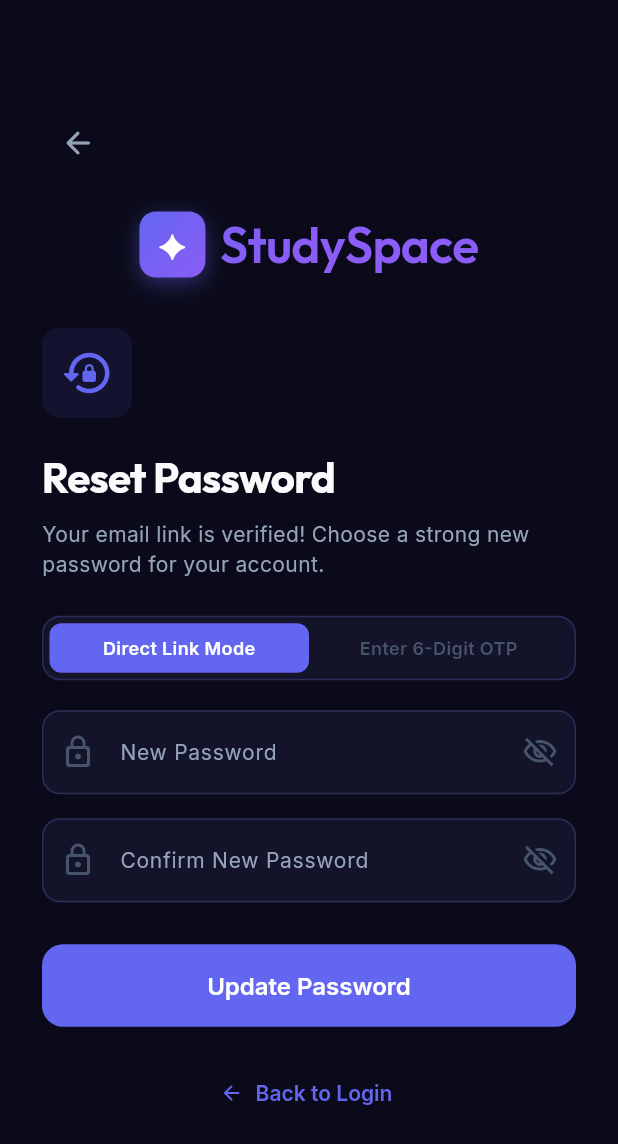
After one commit to Aryan15-r/student-workspace, a Flutter app: the ResetPasswordPage screen opened by its route, on a phone screen of 412 x 824 dp. The commit adds this screen. Shown: the top 1144 px of the screen. Run offline on Flutter 3.47's test engine with Material 3 defaults, Android fonts, the phone set to English and light mode, and no system bars; drawn by our look-alikes of flutter_animate; our stand-ins replace file_picker, flutter_dotenv, flutter_markdown, go_router, google_fonts, math_expressions and 2 more; missing offline and left inert: dart:html, markdown; accounts and stored records are empty.

Commit message:
feat(auth): add dedicated reset-password page with 6-digit OTP verification and recovery redirect

```diff
--- a/lib/app/router.dart
+++ b/lib/app/router.dart
@@ -5,6 +5,7 @@ import '../features/auth/presentation/pages/landing_page.dart';
 import '../features/auth/presentation/pages/login_page.dart';
 import '../features/auth/presentation/pages/signup_page.dart';
 import '../features/auth/presentation/pages/forgot_password_page.dart';
+import '../features/auth/presentation/pages/reset_password_page.dart';
 import '../features/auth/presentation/pages/otp_verification_page.dart';
 import '../features/dashboard/presentation/pages/dashboard_page.dart';
 import '../features/todo/presentation/pages/todo_page.dart';
@@ -46,20 +47,27 @@ class AppRouter {
 
     final isAuth      = authProvider.isAuthenticated;
     final isGuest     = authProvider.isGuest;
+    final isRecovery  = authProvider.isPasswordRecovery;
     final location    = state.matchedLocation;
+
+    // Password recovery flow takes highest priority
+    if (isRecovery && location != '/reset-password') {
+      return '/reset-password';
+    }
 
     // Pages that don't require login
     final isPublicPage = location == '/' ||
         location == '/login' ||
         location == '/signup' ||
         location == '/forgot-password' ||
+        location == '/reset-password' ||
         location.startsWith('/verify-otp');
 
     // Not logged in and not in guest mode, trying to access a protected page → go to landing
     if (!isAuth && !isGuest && !isPublicPage) return '/';
 
     // Already logged in (authenticated) and trying to visit landing/login/signup → go to dashboard
-    if (isAuth && (location == '/' || location == '/login' || location == '/signup')) return '/dashboard';
+    if (isAuth && !isRecovery && (location == '/' || location == '/login' || location == '/signup')) return '/dashboard';
 
     // No redirect needed
     return null;
@@ -74,6 +82,12 @@ class AppRouter {
     GoRoute(
       path: '/forgot-password',
       builder: (context, state) => ForgotPasswordPage(
+        initialEmail: state.extra as String? ?? (state.uri.queryParameters['email'] ?? ''),
+      ),
+    ),
+    GoRoute(
+      path: '/reset-password',
+      builder: (context, state) => ResetPasswordPage(
         initialEmail: state.extra as String? ?? (state.uri.queryParameters['email'] ?? ''),
       ),
     ),
--- /dev/null
+++ b/lib/features/auth/presentation/pages/reset_password_page.dart
@@ -0,0 +1,389 @@
+import 'package:flutter/material.dart';
+import 'package:flutter_animate/flutter_animate.dart';
+import 'package:go_router/go_router.dart';
+import 'package:provider/provider.dart';
+import '../../providers/auth_provider.dart';
+import '../../../../app/theme/app_colors.dart';
+import '../../../../app/theme/app_text_styles.dart';
+import '../../../../shared/widgets/app_logo.dart';
+
+/// Route: /reset-password
+class ResetPasswordPage extends StatefulWidget {
+  final String? initialEmail;
+
+  const ResetPasswordPage({super.key, this.initialEmail});
+
+  @override
+  State<ResetPasswordPage> createState() => _ResetPasswordPageState();
+}
+
+class _ResetPasswordPageState extends State<ResetPasswordPage> {
+  final _formKey = GlobalKey<FormState>();
+
+  late final TextEditingController _emailCtrl;
+  final _otpCtrl = TextEditingController();
+  final _newPasswordCtrl = TextEditingController();
+  final _confirmPasswordCtrl = TextEditingController();
+
+  bool _obscureNewPassword = true;
+  bool _obscureConfirmPassword = true;
+  bool _isSuccess = false;
+  bool _useOtpMode = true;
+
+  @override
+  void initState() {
+    super.initState();
+    _emailCtrl = TextEditingController(text: widget.initialEmail ?? '');
+
+    // Check if user already has an active recovery session
+    WidgetsBinding.instance.addPostFrameCallback((_) {
+      final auth = context.read<AuthProvider>();
+      if (auth.isPasswordRecovery || (auth.isAuthenticated && !auth.isGuest)) {
+        setState(() => _useOtpMode = false);
+      }
+    });
+  }
+
+  @override
+  void dispose() {
+    _emailCtrl.dispose();
+    _otpCtrl.dispose();
+    _newPasswordCtrl.dispose();
+    _confirmPasswordCtrl.dispose();
+    super.dispose();
+  }
+
+  Future<void> _submitReset() async {
+    if (!_formKey.currentState!.validate()) return;
+
+    final auth = context.read<AuthProvider>();
+    final newPassword = _newPasswordCtrl.text.trim();
+    bool success = false;
+
+    if (_useOtpMode) {
+      final email = _emailCtrl.text.trim();
+      final otp = _otpCtrl.text.trim();
+      success = await auth.resetPasswordWithOtp(
+        email: email,
+        token: otp,
+        newPassword: newPassword,
+      );
+    } else {
+      success = await auth.updatePassword(newPassword);
+    }
+
+    if (!mounted) return;
+
+    if (success) {
+      auth.clearPasswordRecovery();
+      setState(() => _isSuccess = true);
+    } else {
+      ScaffoldMessenger.of(context).showSnackBar(
+        SnackBar(
+          content: Text(auth.error ?? 'Failed to update password. Please verify your OTP code.'),
+          backgroundColor: AppColors.error,
+          behavior: SnackBarBehavior.floating,
+        ),
+      );
+    }
+  }
+
+  @override
+  Widget build(BuildContext context) {
+    final auth = context.watch<AuthProvider>();
+
+    return Scaffold(
+      backgroundColor: AppColors.background,
+      body: SafeArea(
+        child: Center(
+          child: SingleChildScrollView(
+            padding: const EdgeInsets.all(28),
+            child: ConstrainedBox(
+              constraints: const BoxConstraints(maxWidth: 440),
+              child: _isSuccess ? _buildSuccessView(auth) : _buildFormView(auth),
+            ),
+          ),
+        ),
+      ),
+    );
+  }
+
+  Widget _buildFormView(AuthProvider auth) {
+    return Column(
+      crossAxisAlignment: CrossAxisAlignment.start,
+      children: [
+        IconButton(
+          onPressed: () {
+            auth.clearPasswordRecovery();
+            context.go('/login');
+          },
+          icon: const Icon(Icons.arrow_back_rounded, color: AppColors.textSecondary),
+          padding: EdgeInsets.zero,
+        ),
+        const SizedBox(height: 20),
+        const Center(child: AppLogo(size: 44, horizontal: true))
+            .animate().fadeIn(duration: 400.ms),
+        const SizedBox(height: 32),
+        Container(
+          padding: const EdgeInsets.all(12),
+          decoration: BoxDecoration(
+            color: AppColors.primary.withValues(alpha: 0.1),
+            borderRadius: BorderRadius.circular(12),
+          ),
+          child: const Icon(Icons.lock_reset_rounded, color: AppColors.primary, size: 36),
+        ).animate().fadeIn().scale(),
+        const SizedBox(height: 20),
+        Text('Reset Password', style: AppTextStyles.headlineLarge)
+            .animate().fadeIn(delay: 100.ms),
+        const SizedBox(height: 8),
+        Text(
+          _useOtpMode
+              ? 'Enter the verification OTP code sent to your email and choose a new password.'
+              : 'Your email link is verified! Choose a strong new password for your account.',
+          style: AppTextStyles.bodyMedium.copyWith(color: AppColors.textSecondary, height: 1.4),
+        ).animate().fadeIn(delay: 200.ms),
+        const SizedBox(height: 24),
+
+        // Mode switch pill if session detected
+        if (auth.isPasswordRecovery || auth.isAuthenticated)
+          Container(
+            margin: const EdgeInsets.only(bottom: 20),
+            padding: const EdgeInsets.all(4),
+            decoration: BoxDecoration(
+              color: AppColors.surface,
+              borderRadius: BorderRadius.circular(12),
+              border: Border.all(color: AppColors.border),
+            ),
+            child: Row(
+              children: [
+                Expanded(
+                  child: GestureDetector(
+                    onTap: () => setState(() => _useOtpMode = false),
+                    child: Container(
+                      padding: const EdgeInsets.symmetric(vertical: 8),
+                      decoration: BoxDecoration(
+                        color: !_useOtpMode ? AppColors.primary : Colors.transparent,
+                        borderRadius: BorderRadius.circular(8),
+                      ),
+                      child: Text(
+                        'Direct Link Mode',
+                        textAlign: TextAlign.center,
+                        style: TextStyle(
+                          color: !_useOtpMode ? Colors.white : AppColors.textMuted,
+                          fontSize: 12,
+                          fontWeight: FontWeight.w600,
+                        ),
+                      ),
+                    ),
+                  ),
+                ),
+                Expanded(
+                  child: GestureDetector(
+                    onTap: () => setState(() => _useOtpMode = true),
+                    child: Container(
+                      padding: const EdgeInsets.symmetric(vertical: 8),
+                      decoration: BoxDecoration(
+                        color: _useOtpMode ? AppColors.primary : Colors.transparent,
+                        borderRadius: BorderRadius.circular(8),
+                      ),
+                      child: Text(
+                        'Enter 6-Digit OTP',
+                        textAlign: TextAlign.center,
+                        style: TextStyle(
+                          color: _useOtpMode ? Colors.white : AppColors.textMuted,
+                          fontSize: 12,
+                          fontWeight: FontWeight.w600,
+                        ),
+                      ),
+                    ),
+                  ),
+                ),
+              ],
+            ),
+          ),
+
+        Form(
+          key: _formKey,
+          child: Column(
+            crossAxisAlignment: CrossAxisAlignment.start,
+            children: [
+              // OTP Mode: Email & Code fields
+              if (_useOtpMode) ...[
+                TextFormField(
+                  controller: _emailCtrl,
+                  keyboardType: TextInputType.emailAddress,
+                  style: const TextStyle(color: AppColors.textPrimary),
+                  decoration: const InputDecoration(
+                    labelText: 'Email Address',
+                    hintText: 'student@example.com',
+                    prefixIcon: Icon(Icons.email_outlined, color: AppColors.textMuted),
+                  ),
+                  validator: (v) {
+                    if (v == null || v.trim().isEmpty) return 'Please enter your email';
+                    if (!v.contains('@') || !v.contains('.')) return 'Please enter a valid email address';
+                    return null;
+                  },
+                ),
+                const SizedBox(height: 16),
+                TextFormField(
+                  controller: _otpCtrl,
+                  keyboardType: TextInputType.text,
+                  maxLength: 8,
+                  textAlign: TextAlign.center,
+                  style: const TextStyle(
+                    fontSize: 22,
+                    fontWeight: FontWeight.w700,
+                    letterSpacing: 4,
+                    color: AppColors.primary,
+                  ),
+                  decoration: InputDecoration(
+                    counterText: '',
+                    labelText: '6-Digit Verification Code (OTP)',
+                    hintText: '123456',
+                    hintStyle: TextStyle(
+                      letterSpacing: 4,
+                      color: AppColors.textMuted.withValues(alpha: 0.4),
+                    ),
+                    prefixIcon: const Icon(Icons.pin_outlined, color: AppColors.primary),
+                  ),
+                  validator: (v) {
+                    if (v == null || v.trim().isEmpty) return 'Enter the code from your email';
+                    if (v.trim().length < 6) return 'Code must be at least 6 digits';
+                    return null;
+                  },
+                ),
+                const SizedBox(height: 16),
+              ],
+
+              // New Password
+              TextFormField(
+                controller: _newPasswordCtrl,
+                obscureText: _obscureNewPassword,
+                style: const TextStyle(color: AppColors.textPrimary),
+                decoration: InputDecoration(
+                  labelText: 'New Password',
+                  prefixIcon: const Icon(Icons.lock_outline_rounded, color: AppColors.textMuted),
+                  suffixIcon: IconButton(
+                    icon: Icon(
+                      _obscureNewPassword ? Icons.visibility_off_outlined : Icons.visibility_outlined,
+                      color: AppColors.textMuted,
+                    ),
+                    onPressed: () => setState(() => _obscureNewPassword = !_obscureNewPassword),
+                  ),
+                ),
+                validator: (v) {
+                  if (v == null || v.isEmpty) return 'Please enter a new password';
+                  if (v.length < 6) return 'Password must be at least 6 characters';
+                  return null;
+                },
+              ),
+              const SizedBox(height: 16),
+
+              // Confirm Password
+              TextFormField(
+                controller: _confirmPasswordCtrl,
+                obscureText: _obscureConfirmPassword,
+                style: const TextStyle(color: AppColors.textPrimary),
+                decoration: InputDecoration(
+                  labelText: 'Confirm New Password',
+                  prefixIcon: const Icon(Icons.lock_outline_rounded, color: AppColors.textMuted),
+                  suffixIcon: IconButton(
+                    icon: Icon(
+                      _obscureConfirmPassword ? Icons.visibility_off_outlined : Icons.visibility_outlined,
+                      color: AppColors.textMuted,
+                    ),
+                    onPressed: () => setState(() => _obscureConfirmPassword = !_obscureConfirmPassword),
+                  ),
+                ),
+                validator: (v) {
+                  if (v == null || v.isEmpty) return 'Please confirm your password';
+                  if (v != _newPasswordCtrl.text) return 'Passwords do not match';
+                  return null;
+                },
+              ),
+              const SizedBox(height: 28),
+
+              // Submit Button
+              SizedBox(
+                width: double.infinity,
+                child: ElevatedButton(
+                  onPressed: auth.isLoading ? null : _submitReset,
+                  style: ElevatedButton.styleFrom(
+                    padding: const EdgeInsets.symmetric(vertical: 18),
+                    backgroundColor: AppColors.primary,
+                    shape: RoundedRectangleBorder(borderRadius: BorderRadius.circular(14)),
+                  ),
+                  child: auth.isLoading
+                      ? const SizedBox(
+                          width: 20,
+                          height: 20,
+                          child: CircularProgressIndicator(strokeWidth: 2, color: Colors.white),
+                        )
+                      : const Text(
+                          'Update Password',
+                          style: TextStyle(fontSize: 16, fontWeight: FontWeight.w600, color: Colors.white),
+                        ),
+                ),
+              ),
+              const SizedBox(height: 20),
+
+              // Back to login
+              Center(
+                child: TextButton.icon(
+                  onPressed: () {
+                    auth.clearPasswordRecovery();
+                    context.go('/login');
+                  },
+                  icon: const Icon(Icons.arrow_back_rounded, size: 16),
+                  label: const Text('Back to Login'),
+                ),
+              ),
+            ],
+          ),
+        ).animate().fadeIn(delay: 300.ms),
+      ],
+    );
+  }
+
+  Widget _buildSuccessView(AuthProvider auth) {
+    return Column(
+      mainAxisAlignment: MainAxisAlignment.center,
+      children: [
+        Container(
+          width: 84,
+          height: 84,
+          decoration: BoxDecoration(
+            color: AppColors.success.withValues(alpha: 0.15),
+            shape: BoxShape.circle,
+          ),
+          child: const Icon(Icons.check_circle_rounded, color: AppColors.success, size: 48),
+        ).animate().fadeIn().scale(),
+        const SizedBox(height: 24),
+        Text('Password Updated!', style: AppTextStyles.headlineMedium, textAlign: TextAlign.center),
+        const SizedBox(height: 12),
+        Text(
+          'Your password has been successfully changed. Please log in with your new credentials.',
+          style: AppTextStyles.bodyMedium.copyWith(color: AppColors.textSecondary, height: 1.4),
+          textAlign: TextAlign.center,
+        ),
+        const SizedBox(height: 36),
+        SizedBox(
+          width: double.infinity,
+          child: ElevatedButton(
+            onPressed: () async {
+              await auth.signOut();
+              auth.clearPasswordRecovery();
+              if (mounted) context.go('/login');
+            },
+            style: ElevatedButton.styleFrom(
+              padding: const EdgeInsets.symmetric(vertical: 18),
+              backgroundColor: AppColors.primary,
+              shape: RoundedRectangleBorder(borderRadius: BorderRadius.circular(14)),
+            ),
+            child: const Text('Sign In Now', style: TextStyle(fontSize: 16, fontWeight: FontWeight.w600, color: Colors.white)),
+          ),
+        ),
+      ],
+    ).animate().fadeIn(duration: 400.ms);
+  }
+}
--- a/lib/features/auth/providers/auth_provider.dart
+++ b/lib/features/auth/providers/auth_provider.dart
@@ -14,18 +14,20 @@ class AuthProvider extends ChangeNotifier {
   String? _error;            // Error message to show in the UI
   bool _initialized = false; // True after the initial auth check
   bool _isGuest = false;     // True when user browses without signing in
+  bool _isPasswordRecovery = false; // True when user is in recovery mode to reset password
 
   // Guest usage limits
   int _guestAiQueries = 0;
   static const int maxGuestAiQueries = 3;
   static const int maxGuestTodos = 3;
 
-  UserProfile? get profile         => _profile;
-  bool         get isLoading       => _isLoading;
-  String?      get error           => _error;
-  bool         get initialized     => _initialized;
-  bool         get isGuest         => _isGuest;
-  int          get guestAiQueries  => _guestAiQueries;
+  UserProfile? get profile             => _profile;
+  bool         get isLoading           => _isLoading;
+  String?      get error               => _error;
+  bool         get initialized         => _initialized;
+  bool         get isGuest             => _isGuest;
+  bool         get isPasswordRecovery  => _isPasswordRecovery;
+  int          get guestAiQueries      => _guestAiQueries;
 
   bool get canAskGuestAi => !_isGuest || _guestAiQueries < maxGuestAiQueries;
 
@@ -40,6 +42,16 @@ class AuthProvider extends ChangeNotifier {
 
   void exitGuestMode() {
     _isGuest = false;
+    notifyListeners();
+  }
+
+  void setPasswordRecovery(bool value) {
+    _isPasswordRecovery = value;
+    notifyListeners();
+  }
+
+  void clearPasswordRecovery() {
+    _isPasswordRecovery = false;
     notifyListeners();
   }
 
@@ -67,13 +79,21 @@ class AuthProvider extends ChangeNotifier {
       });
     }
 
-    // 2. Listen for auth changes (token refresh, sign in, sign out)
+    // 2. Listen for auth changes (token refresh, sign in, sign out, password recovery)
     _authService.authStateChanges.listen((authState) async {
       final event = authState.event;
       final user = authState.session?.user ?? _authService.currentUser;
 
       if (event == AuthChangeEvent.signedOut) {
         _profile = null;
+        _isPasswordRecovery = false;
+        _initialized = true;
+        notifyListeners();
+        return;
+      }
+
+      if (event == AuthChangeEvent.passwordRecovery) {
+        _isPasswordRecovery = true;
         _initialized = true;
         notifyListeners();
         return;
--- a/lib/features/auth/services/auth_service.dart
+++ b/lib/features/auth/services/auth_service.dart
@@ -1,3 +1,4 @@
+import 'package:flutter/foundation.dart';
 import 'package:supabase_flutter/supabase_flutter.dart';
 import '../models/user_profile.dart';
 import '../../../core/errors/app_exception.dart';
@@ -98,7 +99,10 @@ class AuthService {
   // ── Password Reset ─────────────────────────────────────────────────────────
   Future<void> resetPassword(String email) async {
     try {
-      await _supabase.auth.resetPasswordForEmail(email);
+      await _supabase.auth.resetPasswordForEmail(
+        email,
+        redirectTo: kIsWeb ? '${Uri.base.origin}/#/reset-password' : null,
+      );
     } catch (e) {
       throw AppException.from(e);
     }
--- a/lib/features/profile/presentation/pages/profile_page.dart
+++ b/lib/features/profile/presentation/pages/profile_page.dart
@@ -47,6 +47,21 @@ class ProfilePage extends StatelessWidget {
 
                     const SizedBox(height: 32),
 
+                    // Change Password button
+                    SizedBox(
+                      width: double.infinity,
+                      child: OutlinedButton.icon(
+                        icon: const Icon(Icons.lock_reset_rounded, color: AppColors.primary),
+                        label: const Text('Change Password', style: TextStyle(color: AppColors.primary)),
+                        style: OutlinedButton.styleFrom(
+                          side: const BorderSide(color: AppColors.primary),
+                          padding: const EdgeInsets.symmetric(vertical: 16),
+                        ),
+                        onPressed: () => context.go('/reset-password'),
+                      ),
+                    ).animate().fadeIn(delay: 450.ms),
+                    const SizedBox(height: 12),
+
                     // Sign out button
                     SizedBox(
                       width: double.infinity,
```
